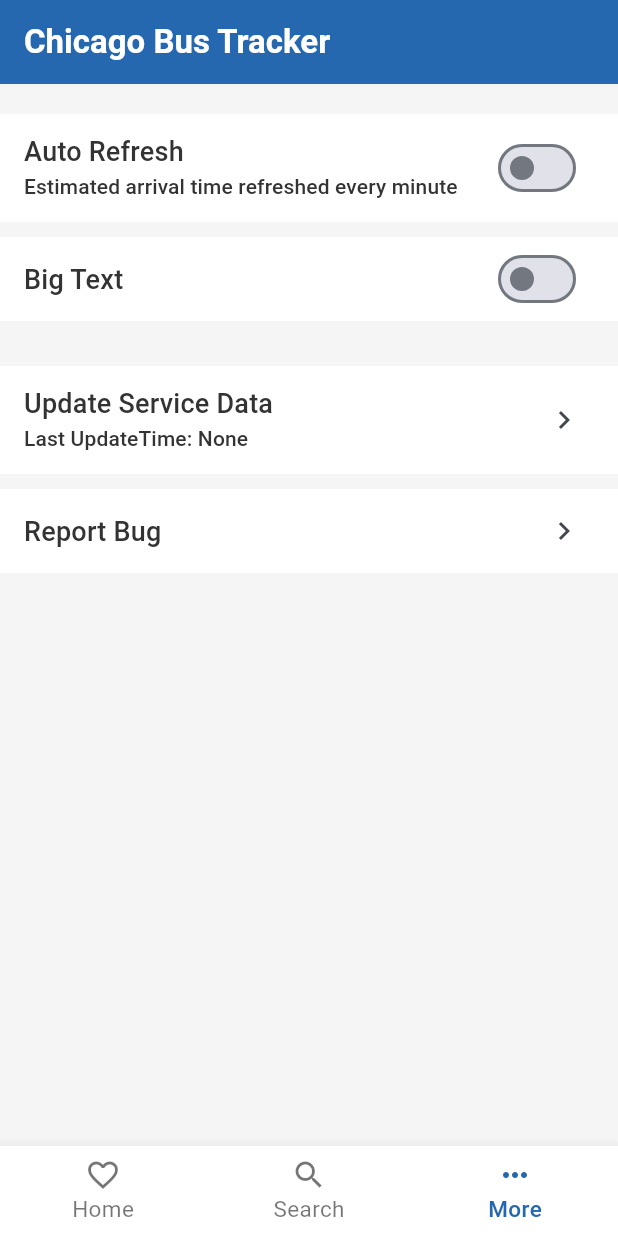
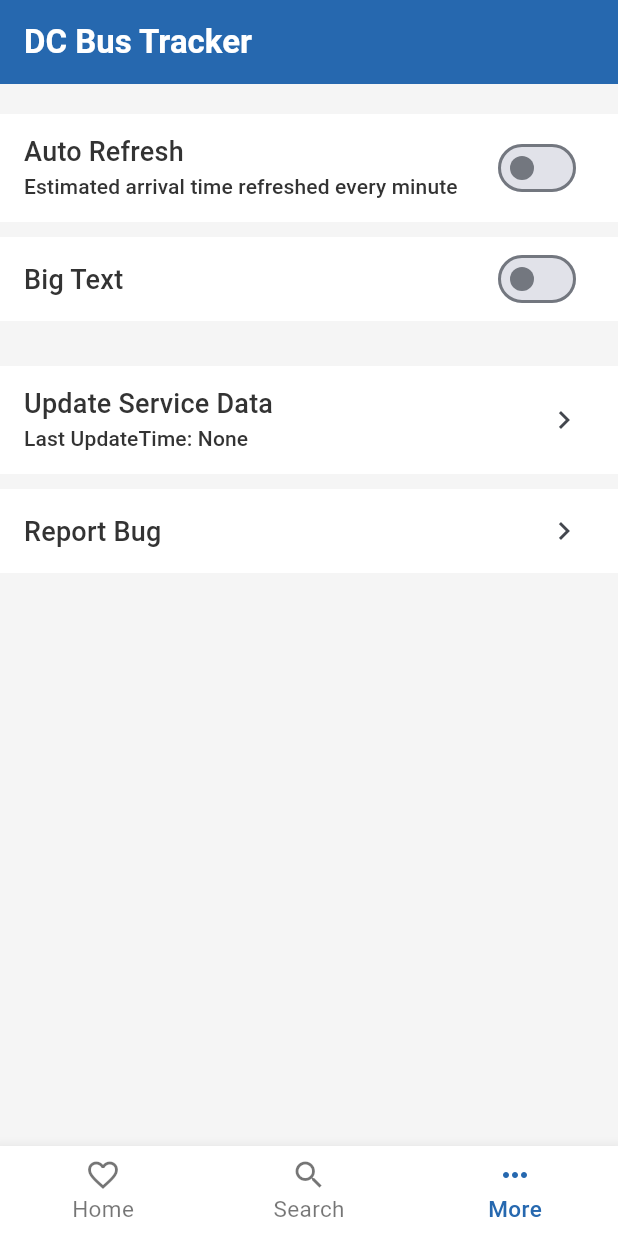
Before and after one commit to Tech-Chao/wmata_bus, a Flutter app: the screen it shows after launch, item 3 of the bottom bar chosen, on a phone screen of 412 x 824 dp. Run offline on Flutter 3.47's test engine with Material 3 defaults, Android fonts, the light colour scheme and no system bars; our stand-ins replace google_mobile_ads, in_app_review, scrollable_positioned_list, shared_preferences; network calls fail.

```diff
--- a/lib/moudle/Home/favor_page.dart
+++ b/lib/moudle/Home/favor_page.dart
@@ -218,7 +218,7 @@
         backgroundColor: Colors.grey[100],
         appBar: AppBar(
             title: Text(
-          "Chicago Bus Tracker",
+          "DC Bus Tracker",
           style: Theme.of(context).textTheme.headlineLarge,
         )),
         floatingActionButton: floatingButton(context),
--- a/lib/moudle/My/mine_page.dart
+++ b/lib/moudle/My/mine_page.dart
@@ -37,7 +37,7 @@
       scheme: 'mailto',
       path: 'smwuchaoyu1991@gmail.com',
       query: encodeQueryParameters(<String, String>{
-        'subject': 'Chicago BusTracker Feedback!',
+        'subject': 'DC Bus Tracker Feedback!',
       }),
     );
     getOldVersion();
@@ -163,7 +163,7 @@
         appBar: AppBar(
           elevation: 0,
           title: Text(
-            'Chicago Bus Tracker',
+            'DC Bus Tracker',
             style: Theme.of(context).textTheme.headlineLarge,
           ),
         ),
```
Also changed, not shown: 41 other files.
